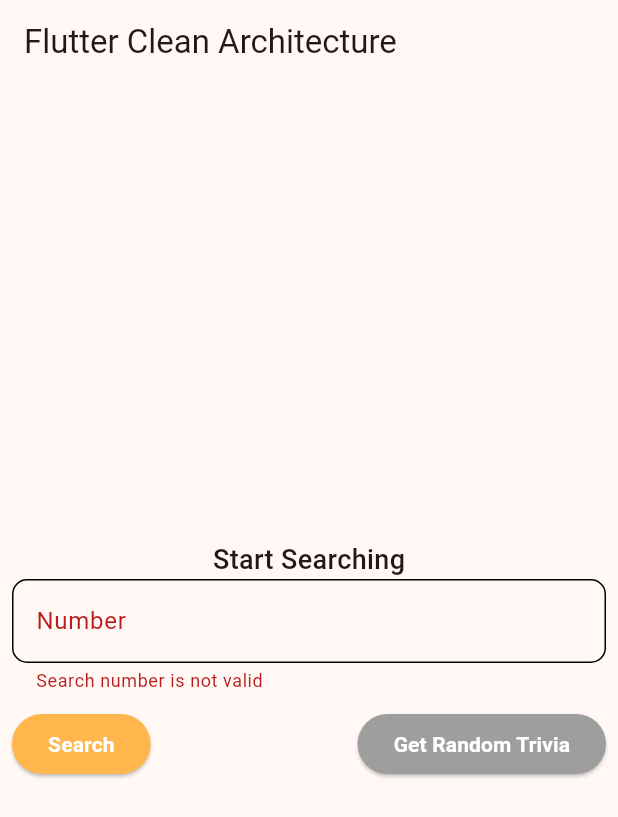
After one commit to Atuoha/clean_archi, a Flutter app: the screen it shows after launch, after a tap on "Search", on a phone screen of 412 x 824 dp. The commit adds this screen. Shown: the top 817 px of the screen. Run offline on Flutter 3.47's test engine with Material 3 defaults, Android fonts, the light colour scheme and no system bars; our stand-ins replace bloc, connectivity_plus, dartz, equatable, get_it, internet_connection_checker and 1 more.

Commit message:
ui setup and refactoring

```diff
--- /dev/null
+++ b/lib/features/num_trivia/presentation/pages/number_trivia_page.dart
@@ -0,0 +1,66 @@
+import 'package:flutter/material.dart';
+import '../widgets/action_buttons.dart';
+import '../widgets/text_input.dart';
+
+class NumberTriviaPage extends StatefulWidget {
+  const NumberTriviaPage({super.key});
+
+  @override
+  State<NumberTriviaPage> createState() => _NumberTriviaPageState();
+}
+
+class _NumberTriviaPageState extends State<NumberTriviaPage> {
+  TextEditingController searchText = TextEditingController();
+  final GlobalKey<FormState> _formKey = GlobalKey<FormState>();
+
+  void search() {
+    FocusScope.of(context).unfocus();
+    var valid = _formKey.currentState!.validate();
+    if (valid) {
+      return;
+    }
+    // Todo: search fnc
+  }
+
+  void getRandomTrivia() {
+    FocusScope.of(context).unfocus();
+    var valid = _formKey.currentState!.validate();
+    if (valid) {
+      return;
+    }
+    // Todo: random trivia fnc
+  }
+
+  @override
+  Widget build(BuildContext context) {
+    return Scaffold(
+      appBar: AppBar(
+        title: const Text('Flutter Clean Architecture'),
+      ),
+      body: Padding(
+        padding: const EdgeInsets.all(8.0),
+        child: Form(
+          key: _formKey,
+          child: Column(
+            mainAxisAlignment: MainAxisAlignment.center,
+            children: <Widget>[
+              const Text(
+                'Start Searching',
+                style: TextStyle(
+                  fontWeight: FontWeight.w500,
+                  fontSize: 18,
+                ),
+              ),
+              TextInput(searchText: searchText),
+              const SizedBox(height: 10),
+              ActionButtons(
+                search: search,
+                getRandomTrivia: getRandomTrivia,
+              )
+            ],
+          ),
+        ),
+      ),
+    );
+  }
+}
--- /dev/null
+++ b/lib/features/num_trivia/presentation/widgets/action_buttons.dart
@@ -0,0 +1,47 @@
+import 'package:flutter/material.dart';
+
+class ActionButtons extends StatelessWidget {
+  const ActionButtons({
+    super.key,
+    required this.search,
+    required this.getRandomTrivia,
+  });
+
+  final Function search;
+  final Function getRandomTrivia;
+
+  @override
+  Widget build(BuildContext context) {
+    return Row(
+      mainAxisAlignment: MainAxisAlignment.spaceBetween,
+      children: [
+        ElevatedButton(
+          onPressed: () => search(),
+          style: ElevatedButton.styleFrom(
+            backgroundColor: Colors.orange.shade300,
+          ),
+          child: const Text(
+            'Search',
+            style: TextStyle(
+              color: Colors.white,
+              fontWeight: FontWeight.w600,
+            ),
+          ),
+        ),
+        ElevatedButton(
+          onPressed: () => getRandomTrivia(),
+          style: ElevatedButton.styleFrom(
+            backgroundColor: Colors.grey,
+          ),
+          child: const Text(
+            'Get Random Trivia',
+            style: TextStyle(
+              color: Colors.white,
+              fontWeight: FontWeight.w600,
+            ),
+          ),
+        ),
+      ],
+    );
+  }
+}
--- /dev/null
+++ b/lib/features/num_trivia/presentation/widgets/text_input.dart
@@ -0,0 +1,40 @@
+
+import 'package:flutter/material.dart';
+
+class TextInput extends StatelessWidget {
+  const TextInput({
+    super.key,
+    required this.searchText,
+  });
+
+  final TextEditingController searchText;
+
+  @override
+  Widget build(BuildContext context) {
+    return TextFormField(
+      controller: searchText,
+      autofocus: true,
+      textInputAction: TextInputAction.search,
+      keyboardType: TextInputType.number,
+      validator: (value) {
+        if (value!.isEmpty || value.length < 3) {
+          return 'Search number is not valid';
+        }
+        return null;
+      },
+      decoration: InputDecoration(
+        hintText: 'Enter a number',
+        label: const Text('Number'),
+        enabledBorder: OutlineInputBorder(
+          borderRadius: BorderRadius.circular(10.0),
+        ),
+        focusedBorder: OutlineInputBorder(
+          borderRadius: BorderRadius.circular(10.0),
+        ),
+        errorBorder: OutlineInputBorder(
+          borderRadius: BorderRadius.circular(10.0),
+        ),
+      ),
+    );
+  }
+}
--- a/lib/main.dart
+++ b/lib/main.dart
@@ -2,9 +2,10 @@ import 'package:clean_archi/core/utils/dependency_injection.dart';
 import 'package:flutter/material.dart';
 import 'package:flutter/services.dart';
 
-import 'home.dart';
+import 'features/num_trivia/presentation/pages/number_trivia_page.dart';
 
 Future<void> main() async{
+  WidgetsFlutterBinding.ensureInitialized();
   await init();
   runApp(const MyApp());
 }
@@ -26,7 +27,7 @@ class MyApp extends StatelessWidget {
         colorScheme: ColorScheme.fromSeed(seedColor: Colors.orange),
         useMaterial3: true,
       ),
-      home: const HomeScreen(),
+      home: const NumberTriviaPage(),
     );
   }
 }
```
Also changed, not shown: lib/home.dart (deleted, +0 -115 lines), lib/generated/assets.dart, 1 other file.
